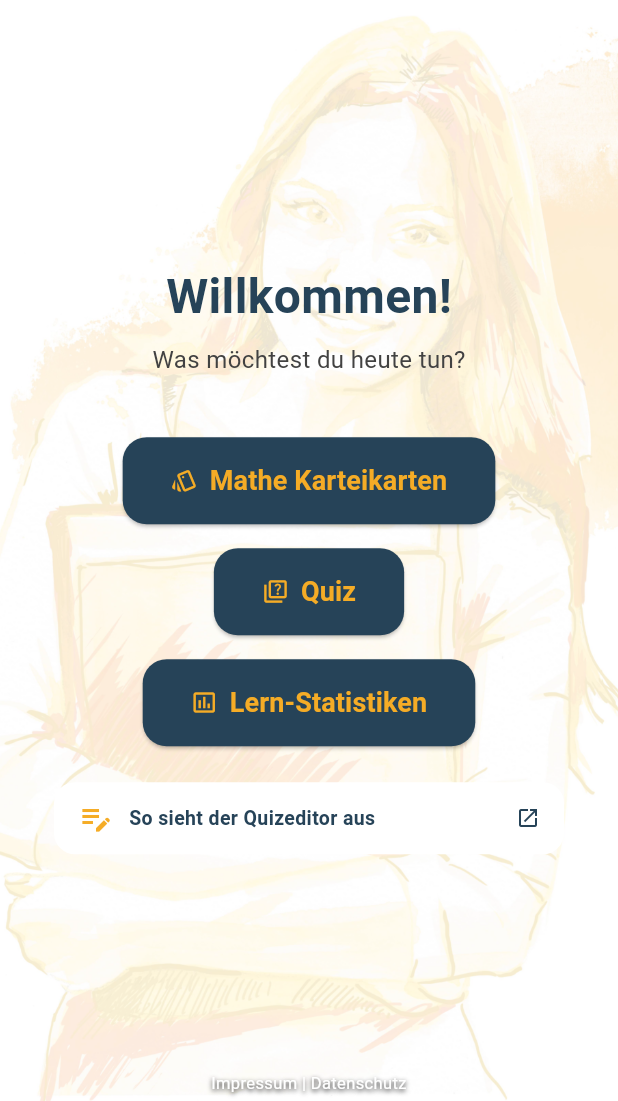
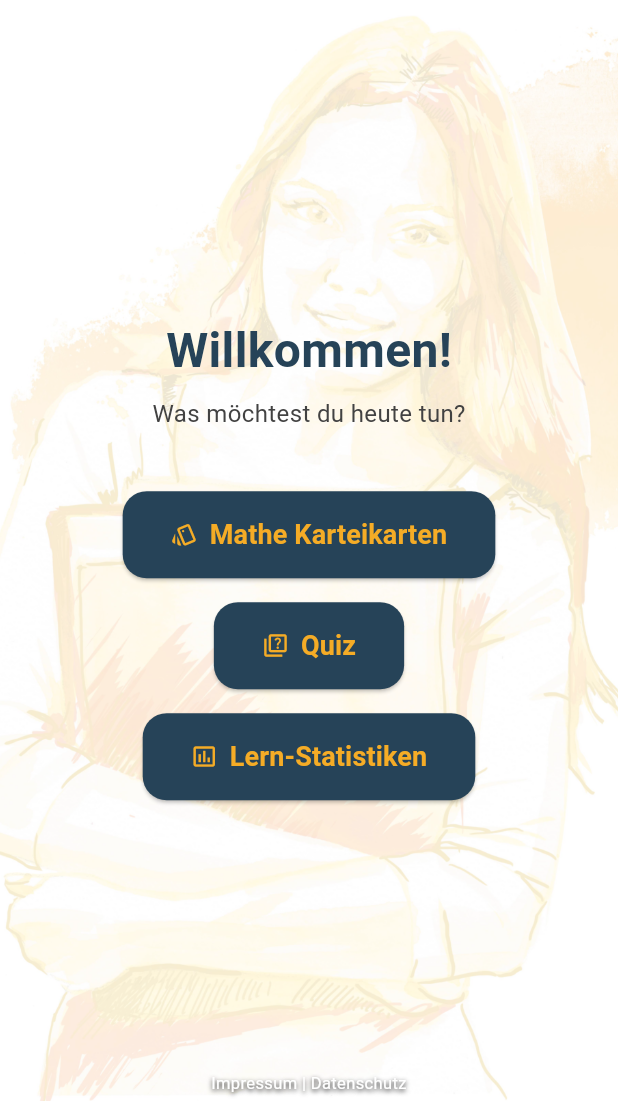
Before and after one commit to viktorlohr/akademus_app, a Flutter app: the screen it shows after launch, on a phone screen of 412 x 824 dp, the part 135-1236 px from its top. Run offline on Flutter 3.47's test engine with Material 3 defaults, Android fonts, the phone set to English and light mode, and no system bars; our stand-ins replace flutter_html, flutter_markdown_plus, shared_preferences, web; missing offline and left inert: dart:js_interop, flutter_math_fork, markdown.

Commit message:
Remove quiz editor notice button from home screen
Drops the "So sieht der Quizeditor aus" link box and its now-unused
kQuizEditorUrl constant/url_launcher import, plus stale TODO entries
in README.

Co-Authored-By: Claude Sonnet 5 <noreply@anthropic.com>

```diff
--- a/lib/main.dart
+++ b/lib/main.dart
@@ -1,15 +1,8 @@
 import 'package:flutter/material.dart';
-import 'package:url_launcher/url_launcher.dart';
 import 'presentation/screens/topic_selection_screen.dart';
 import 'presentation/screens/quiz_topic_selection_screen.dart';
 import 'presentation/screens/progress_screen.dart';
 import 'presentation/widgets/app_chrome.dart';
-
-/// Temporary pointer at the deployed quiz-editor admin page (see
-/// firebase.json's /edit-quiz rewrite). Points at a specific Firebase
-/// project's domain, so update this if hosting ever moves.
-const String kQuizEditorUrl =
-    'https://akademus-app-preview.web.app/edit-quiz/';
 
 void main() => runApp(const MaterialApp(home: HomeScreen()));
 
@@ -82,64 +75,10 @@ class HomeScreen extends StatelessWidget {
                     icon: Icons.insert_chart_outlined,
                     destination: ProgressScreen(),
                   ),
-                  const SizedBox(height: 24),
-                  const QuizEditorNoticeBox(),
                 ],
               ),
             ),
           ],
-        ),
-      ),
-    );
-  }
-}
-
-// ─── QUIZ EDITOR NOTICE ──────────────────────────────────────────────────────
-
-class QuizEditorNoticeBox extends StatelessWidget {
-  const QuizEditorNoticeBox({super.key});
-
-  final Color myBlue = const Color(0xFF264358);
-  final Color myOrange = const Color(0xFFF5AC26);
-
-  Future<void> _open() =>
-      launchUrl(Uri.parse(kQuizEditorUrl), webOnlyWindowName: '_blank');
-
-  @override
-  Widget build(BuildContext context) {
-    return Center(
-      child: ConstrainedBox(
-        constraints: const BoxConstraints(maxWidth: 340),
-        child: Material(
-          color: Colors.white,
-          borderRadius: BorderRadius.circular(14),
-          child: InkWell(
-            borderRadius: BorderRadius.circular(14),
-            onTap: _open,
-            child: Padding(
-              padding: const EdgeInsets.symmetric(
-                horizontal: 16,
-                vertical: 12,
-              ),
-              child: Row(
-                children: [
-                  Icon(Icons.edit_note, color: myOrange),
-                  const SizedBox(width: 10),
-                  Expanded(
-                    child: Text(
-                      'So sieht der Quizeditor aus',
-                      style: TextStyle(
-                        color: myBlue,
-                        fontWeight: FontWeight.bold,
-                        fontSize: 13,
-                      ),
-                    ),
-                  ),
-                  Icon(Icons.open_in_new, color: myBlue, size: 16),
-                ],
-              ),
-            ),
-          ),
         ),
       ),
     );
```
Also changed, not shown: 1 other file.
